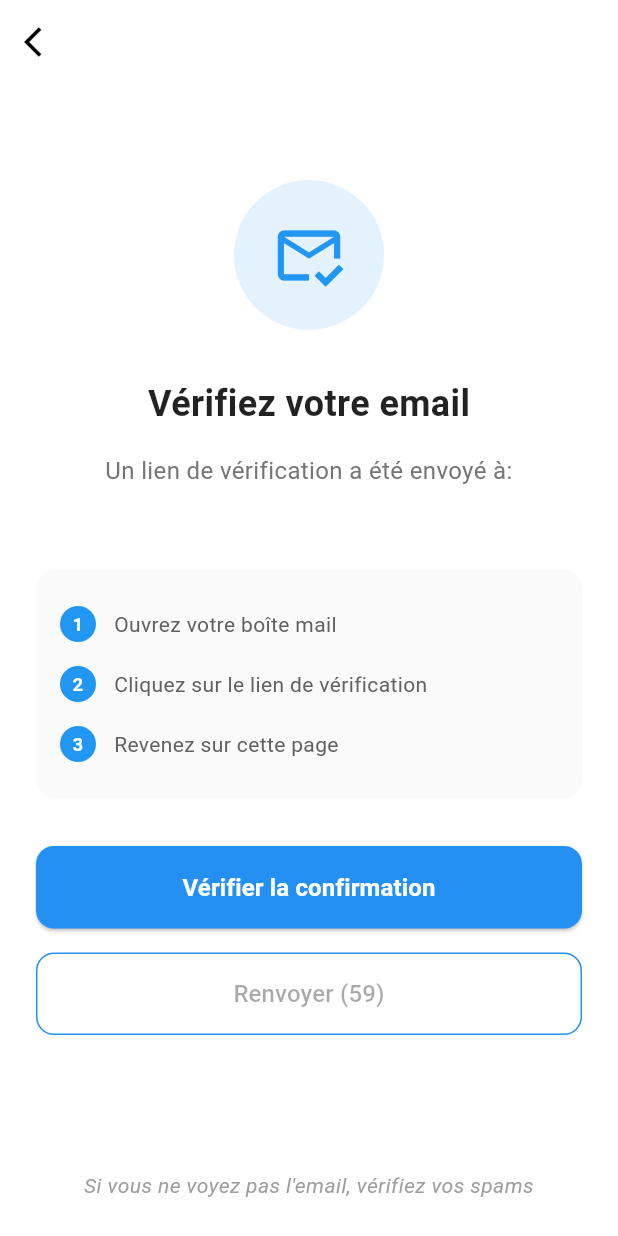
After one commit to Azizbouzezi/CampusConnect, a Flutter app: the EmailVerificationScreen screen opened directly, on a phone screen of 412 x 824 dp. The commit adds this screen. Run offline on Flutter 3.47's test engine with Material 3 defaults, Android fonts, the phone set to English and light mode, and no system bars; our stand-ins replace cloud_firestore, file_picker, firebase_auth, firebase_core, image_picker, open_file and 1 more; accounts and stored records are empty.

Commit message:
authentification : verification avec email

```diff
--- a/lib/main.dart
+++ b/lib/main.dart
@@ -1,3 +1,4 @@
+import 'package:cc/screens/home_screen.dart';
 import 'package:flutter/material.dart';
 import 'package:firebase_core/firebase_core.dart';
 import 'package:cc/screens/signup_screen.dart';
@@ -21,6 +22,9 @@ class CampusConnect extends StatelessWidget {
       theme: ThemeData(
         primarySwatch: Colors.blue,
       ),
+      routes: {
+        '/home': (context) => const HomeScreen(),
+      },
       home: const SignUpScreen(),
       debugShowCheckedModeBanner: false,
     );
--- /dev/null
+++ b/lib/screens/email_verification_screen.dart
@@ -0,0 +1,302 @@
+import 'dart:async';
+
+import 'package:flutter/material.dart';
+import 'package:firebase_auth/firebase_auth.dart';
+import '../services/auth_service.dart';
+
+class EmailVerificationScreen extends StatefulWidget {
+  const EmailVerificationScreen({super.key});
+
+  @override
+  State<EmailVerificationScreen> createState() => _EmailVerificationScreenState();
+}
+
+class _EmailVerificationScreenState extends State<EmailVerificationScreen> {
+  final AuthService _authService = AuthService();
+  bool _isLoading = false;
+  bool _isEmailSent = false;
+  int _resendCooldown = 0;
+
+  @override
+  void initState() {
+    super.initState();
+    _sendVerificationEmail();
+  }
+
+  Future<void> _sendVerificationEmail() async {
+    setState(() {
+      _isLoading = true;
+    });
+
+    try {
+      await _authService.sendEmailVerification();
+      setState(() {
+        _isEmailSent = true;
+        _resendCooldown = 60; // 60 seconds cooldown
+      });
+      _startCooldownTimer();
+    } catch (e) {
+      ScaffoldMessenger.of(context).showSnackBar(
+        SnackBar(
+          content: Text('Erreur: $e'),
+          backgroundColor: Colors.red,
+        ),
+      );
+    } finally {
+      setState(() {
+        _isLoading = false;
+      });
+    }
+  }
+
+  void _startCooldownTimer() {
+    const oneSec = Duration(seconds: 1);
+    Timer.periodic(oneSec, (timer) {
+      if (_resendCooldown == 0) {
+        timer.cancel();
+      } else {
+        setState(() {
+          _resendCooldown--;
+        });
+      }
+    });
+  }
+
+  Future<void> _checkVerification() async {
+    setState(() {
+      _isLoading = true;
+    });
+
+    try {
+      await _authService.reloadUser();
+
+      if (_authService.isEmailVerified) {
+        // Email verified, navigate to home
+        if (mounted) {
+          Navigator.pushReplacementNamed(context, '/home');
+        }
+      } else {
+        ScaffoldMessenger.of(context).showSnackBar(
+          const SnackBar(
+            content: Text('Email non vérifié. Vérifiez votre boîte mail.'),
+            backgroundColor: Colors.orange,
+          ),
+        );
+      }
+    } catch (e) {
+      ScaffoldMessenger.of(context).showSnackBar(
+        SnackBar(
+          content: Text('Erreur: $e'),
+          backgroundColor: Colors.red,
+        ),
+      );
+    } finally {
+      setState(() {
+        _isLoading = false;
+      });
+    }
+  }
+
+  @override
+  Widget build(BuildContext context) {
+    final user = FirebaseAuth.instance.currentUser;
+
+    return Scaffold(
+      backgroundColor: Colors.white,
+      appBar: AppBar(
+        backgroundColor: Colors.white,
+        elevation: 0,
+        leading: IconButton(
+          icon: const Icon(Icons.arrow_back_ios, color: Colors.black),
+          onPressed: () {
+            FirebaseAuth.instance.signOut();
+            Navigator.pushReplacementNamed(context, '/login');
+          },
+        ),
+      ),
+      body: Padding(
+        padding: const EdgeInsets.all(24.0),
+        child: Column(
+          crossAxisAlignment: CrossAxisAlignment.center,
+          children: [
+            const SizedBox(height: 40),
+            // Icon
+            Container(
+              width: 100,
+              height: 100,
+              decoration: BoxDecoration(
+                color: Colors.blue.shade50,
+                shape: BoxShape.circle,
+              ),
+              child: const Icon(
+                Icons.mark_email_read_outlined,
+                size: 50,
+                color: Colors.blue,
+              ),
+            ),
+            const SizedBox(height: 32),
+
+            // Title
+            const Text(
+              'Vérifiez votre email',
+              style: TextStyle(
+                fontSize: 24,
+                fontWeight: FontWeight.bold,
+                color: Colors.black87,
+              ),
+            ),
+            const SizedBox(height: 16),
+
+            // Description
+            Text(
+              'Un lien de vérification a été envoyé à:',
+              style: TextStyle(
+                fontSize: 16,
+                color: Colors.grey.shade600,
+              ),
+              textAlign: TextAlign.center,
+            ),
+            const SizedBox(height: 8),
+
+            // User email
+            Text(
+              user?.email ?? '',
+              style: const TextStyle(
+                fontSize: 16,
+                fontWeight: FontWeight.bold,
+                color: Colors.blue,
+              ),
+              textAlign: TextAlign.center,
+            ),
+            const SizedBox(height: 24),
+
+            // Instructions
+            Container(
+              padding: const EdgeInsets.all(16),
+              decoration: BoxDecoration(
+                color: Colors.grey.shade50,
+                borderRadius: BorderRadius.circular(12),
+              ),
+              child: Column(
+                children: [
+                  _buildInstructionStep('1', 'Ouvrez votre boîte mail'),
+                  _buildInstructionStep('2', 'Cliquez sur le lien de vérification'),
+                  _buildInstructionStep('3', 'Revenez sur cette page'),
+                ],
+              ),
+            ),
+            const SizedBox(height: 32),
+
+            // Check Verification Button
+            SizedBox(
+              width: double.infinity,
+              child: ElevatedButton(
+                onPressed: _isLoading ? null : _checkVerification,
+                style: ElevatedButton.styleFrom(
+                  backgroundColor: const Color(0xFF2590F4),
+                  foregroundColor: Colors.white,
+                  padding: const EdgeInsets.symmetric(vertical: 16),
+                  shape: RoundedRectangleBorder(
+                    borderRadius: BorderRadius.circular(12),
+                  ),
+                ),
+                child: _isLoading
+                    ? const SizedBox(
+                  width: 20,
+                  height: 20,
+                  child: CircularProgressIndicator(
+                    strokeWidth: 2,
+                    valueColor: AlwaysStoppedAnimation<Color>(Colors.white),
+                  ),
+                )
+                    : const Text(
+                  'Vérifier la confirmation',
+                  style: TextStyle(
+                    fontSize: 16,
+                    fontWeight: FontWeight.bold,
+                  ),
+                ),
+              ),
+            ),
+            const SizedBox(height: 16),
+
+            // Resend Email Button
+            SizedBox(
+              width: double.infinity,
+              child: OutlinedButton(
+                onPressed: _resendCooldown > 0 ? null : _sendVerificationEmail,
+                style: OutlinedButton.styleFrom(
+                  foregroundColor: const Color(0xFF2590F4),
+                  side: const BorderSide(color: Color(0xFF2590F4)),
+                  padding: const EdgeInsets.symmetric(vertical: 16),
+                  shape: RoundedRectangleBorder(
+                    borderRadius: BorderRadius.circular(12),
+                  ),
+                ),
+                child: _resendCooldown > 0
+                    ? Text(
+                  'Renvoyer ($_resendCooldown)',
+                  style: const TextStyle(fontSize: 16),
+                )
+                    : const Text(
+                  'Renvoyer l\'email',
+                  style: TextStyle(fontSize: 16),
+                ),
+              ),
+            ),
+            const Spacer(),
+
+            // Help text
+            Text(
+              'Si vous ne voyez pas l\'email, vérifiez vos spams',
+              style: TextStyle(
+                fontSize: 14,
+                color: Colors.grey.shade500,
+                fontStyle: FontStyle.italic,
+              ),
+              textAlign: TextAlign.center,
+            ),
+          ],
+        ),
+      ),
+    );
+  }
+
+  Widget _buildInstructionStep(String number, String text) {
+    return Padding(
+      padding: const EdgeInsets.symmetric(vertical: 8.0),
+      child: Row(
+        children: [
+          Container(
+            width: 24,
+            height: 24,
+            decoration: BoxDecoration(
+              color: Colors.blue,
+              shape: BoxShape.circle,
+            ),
+            child: Center(
+              child: Text(
+                number,
+                style: const TextStyle(
+                  color: Colors.white,
+                  fontSize: 12,
+                  fontWeight: FontWeight.bold,
+                ),
+              ),
+            ),
+          ),
+          const SizedBox(width: 12),
+          Expanded(
+            child: Text(
+              text,
+              style: TextStyle(
+                fontSize: 14,
+                color: Colors.grey.shade700,
+              ),
+            ),
+          ),
+        ],
+      ),
+    );
+  }
+}
```
Also changed, not shown: lib/screens/signup_screen.dart (+26 -26 lines), lib/services/auth_service.dart (+10 -3 lines).
